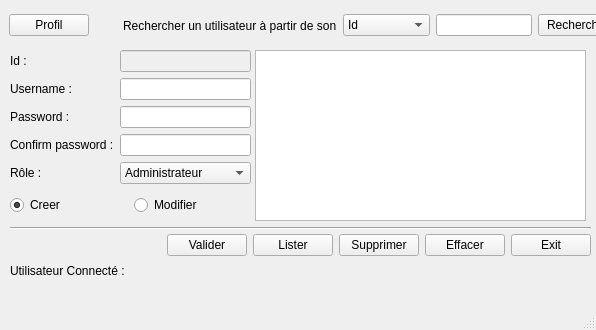
The window that uiadministrateur.ui (chafaatoumk/gestion-notes-Qt) describes before a commit, drawn with Qt 5.
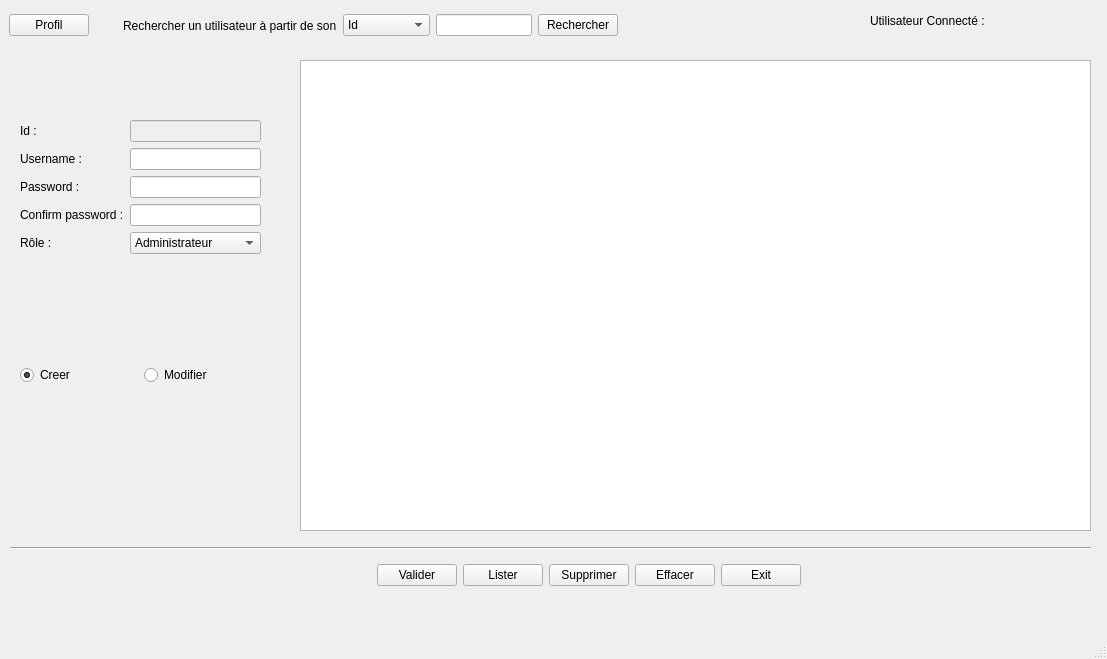
The same window after the commit.

Patch:
```diff
--- a/uiadministrateur.ui
+++ b/uiadministrateur.ui
@@ -9,22 +9,10 @@
    <rect>
     <x>0</x>
     <y>0</y>
-    <width>596</width>
-    <height>330</height>
+    <width>1107</width>
+    <height>659</height>
    </rect>
   </property>
-  <property name="minimumSize">
-   <size>
-    <width>596</width>
-    <height>330</height>
-   </size>
-  </property>
-  <property name="maximumSize">
-   <size>
-    <width>596</width>
-    <height>330</height>
-   </size>
-  </property>
   <property name="windowTitle">
    <string>Interface Administrateur</string>
   </property>
@@ -32,10 +20,10 @@
    <widget class="QWidget" name="formLayoutWidget">
     <property name="geometry">
      <rect>
-      <x>10</x>
-      <y>50</y>
+      <x>20</x>
+      <y>120</y>
       <width>241</width>
-      <height>140</height>
+      <height>181</height>
      </rect>
     </property>
     <layout class="QFormLayout" name="formLayout">
@@ -130,8 +118,8 @@
    <widget class="QWidget" name="horizontalLayoutWidget">
     <property name="geometry">
      <rect>
-      <x>10</x>
-      <y>190</y>
+      <x>20</x>
+      <y>360</y>
       <width>241</width>
       <height>31</height>
      </rect>
@@ -160,8 +148,8 @@
     <property name="geometry">
      <rect>
       <x>10</x>
-      <y>220</y>
-      <width>581</width>
+      <y>540</y>
+      <width>1081</width>
       <height>16</height>
      </rect>
     </property>
@@ -173,9 +161,9 @@
     <property name="geometry">
      <rect>
       <x>10</x>
-      <y>230</y>
-      <width>581</width>
-      <height>31</height>
+      <y>550</y>
+      <width>791</width>
+      <height>51</height>
      </rect>
     </property>
     <layout class="QHBoxLayout" name="horizontalLayout_2">
@@ -232,10 +220,10 @@
    <widget class="QTableView" name="tableView">
     <property name="geometry">
      <rect>
-      <x>255</x>
-      <y>50</y>
-      <width>331</width>
-      <height>171</height>
+      <x>300</x>
+      <y>60</y>
+      <width>791</width>
+      <height>471</height>
      </rect>
     </property>
    </widget>
@@ -311,8 +299,8 @@
    <widget class="QWidget" name="horizontalLayoutWidget_4">
     <property name="geometry">
      <rect>
-      <x>10</x>
-      <y>260</y>
+      <x>870</x>
+      <y>10</y>
       <width>221</width>
       <height>21</height>
      </rect>
```
Left out of the diff: 2 changed lines with no effect on the pictures.
